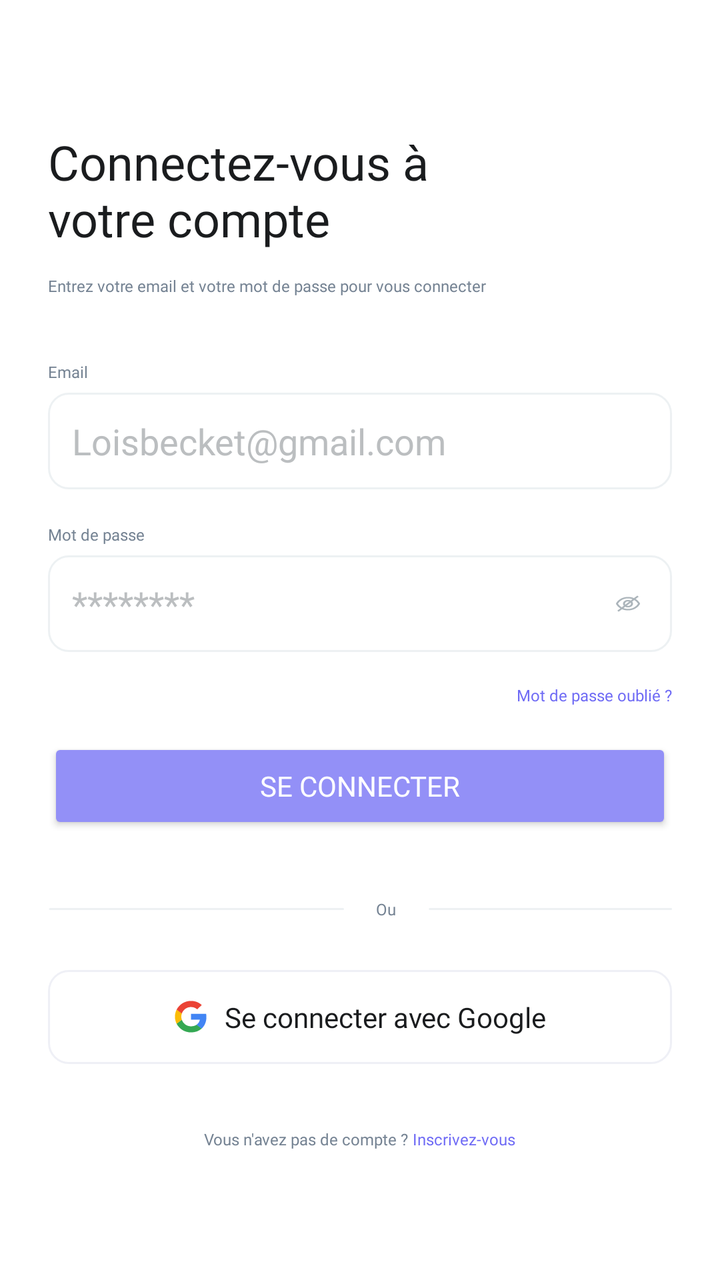
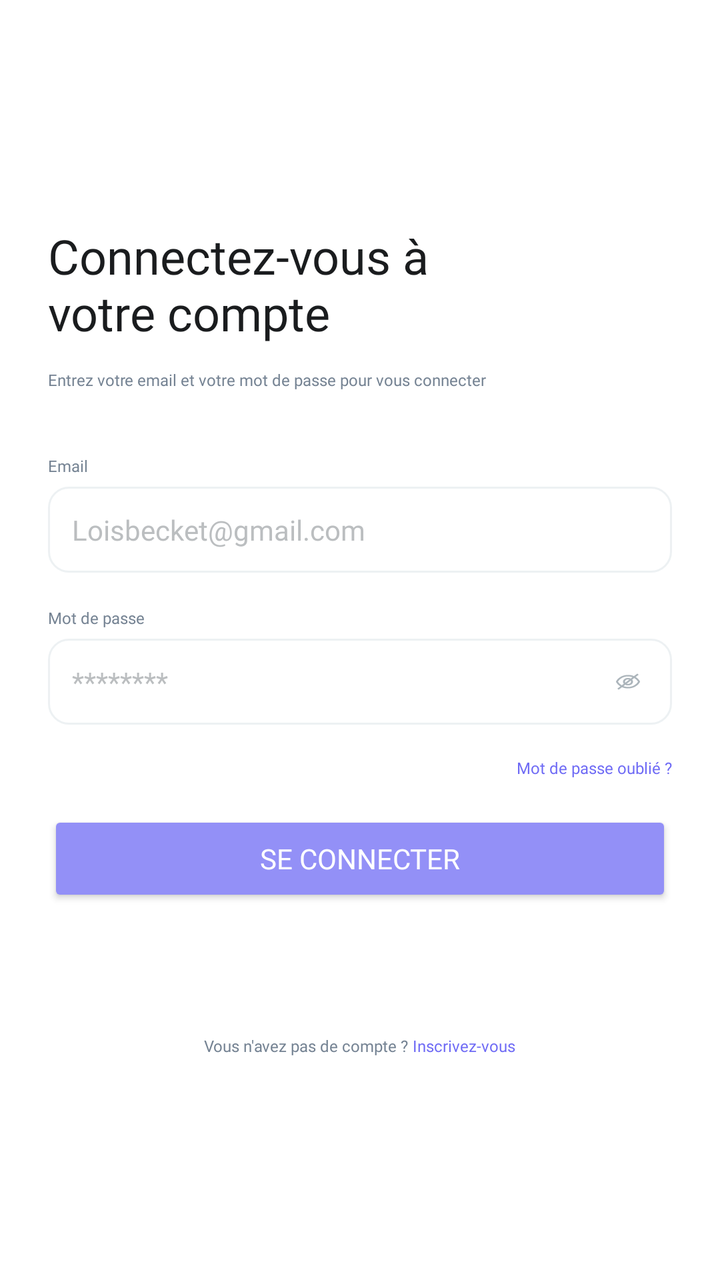

Screens rendered from an Android XML layout before and after an edit, with the pre-edit source and the edit as a unified diff.
<!-- AndroidManifest.xml: application theme Theme.ManagePass -->
<!-- res/layout/activity_sign_in.xml -->
<?xml version="1.0" encoding="utf-8"?>
<androidx.constraintlayout.widget.ConstraintLayout xmlns:android="http://schemas.android.com/apk/res/android"
    xmlns:app="http://schemas.android.com/apk/res-auto"
    xmlns:tools="http://schemas.android.com/tools"
    android:id="@+id/main"
    android:layout_width="match_parent"
    android:layout_height="match_parent"
    tools:context=".SignInActivity" android:background="@color/white">

    <LinearLayout
        android:layout_width="match_parent"
        android:layout_height="match_parent"
        android:orientation="vertical"
        android:layout_marginLeft="24dp" android:layout_marginRight="24dp"  android:gravity="center_vertical">
        
        <TextView
            android:id="@+id/login_page_title"
            style="@style/largebold"
            android:layout_width="wrap_content"
            android:layout_height="wrap_content"
            android:maxWidth="235dp"
            android:text="@string/login_page_title" />
        
        <TextView
            android:id="@+id/login_page_sous_title"
            style="@style/xs_medium"
            android:layout_width="wrap_content"
            android:layout_height="wrap_content"
            android:layout_marginTop="12dp"
            android:text="@string/login_page_sous_title" />
        
        <TextView
            android:id="@+id/email_label"
            style="@style/xs_medium"
            android:layout_width="wrap_content"
            android:layout_height="wrap_content"
            android:layout_marginTop="32dp"
            android:layout_marginBottom="5dp"
            android:text="@string/login_page_label_email" />
        
        <EditText
            android:id="@+id/sign_in_email_input"
            android:layout_width="match_parent"
            android:layout_height="wrap_content"
            android:background="@drawable/edit_text_border"
            android:hint="@string/login_page_placeholder_email"
            android:padding="12dp"
            android:textColorHint="@color/gray_placeholder" />
        
        <TextView
            android:id="@+id/password_label"
            style="@style/xs_medium"
            android:layout_width="wrap_content"
            android:layout_height="wrap_content"
            android:layout_marginTop="17dp"
            android:layout_marginBottom="5dp"
            android:text="@string/login_page_label_password" />
        

        <RelativeLayout
            android:layout_width="match_parent"
            android:layout_height="wrap_content"
            >
            
            <EditText
                android:id="@+id/password_input"
                android:layout_width="match_parent"
                android:layout_height="wrap_content"
                android:hint="@string/login_page_placeholder_password"
                android:padding="12dp"
                android:inputType="textPassword"
                android:textColorHint="@color/gray_placeholder" android:background="@drawable/edit_text_border"  />

            
            <ImageView
                android:id="@+id/eye_icon"
                android:layout_width="24dp"
                android:layout_height="wrap_content"
                android:layout_alignParentEnd="true"
                android:layout_centerVertical="true"
                android:layout_marginEnd="10dp"
                android:src="@drawable/icon_eye_off"
                android:clickable="true"
                android:focusable="true" />
        </RelativeLayout>

        
        <TextView
            android:id="@+id/forget_text"
            style="@style/xs_Semibold"
            android:layout_width="match_parent"
            android:layout_height="wrap_content"
            android:layout_marginTop="16dp"
            android:layout_marginBottom="16dp"
            android:gravity="end"
            android:text="@string/login_forgot_password"
            android:textColor="@color/bleu_violet" android:clickable="true"
            android:focusable="true"/>
        
        <Button
            android:id="@+id/sign_in_button"
            style="@style/s_semibold_white"
            android:layout_width="match_parent"
            android:layout_height="wrap_content"
            android:layout_marginBottom="32dp"
            android:backgroundTint="@color/mauve_pastel"
            android:text="@string/login_page_button_sign_in" />
        
        <LinearLayout
            android:layout_width="match_parent"
            android:layout_height="wrap_content"
            android:gravity="center_horizontal|center_vertical"
            android:orientation="horizontal">

            <ImageView
                android:layout_width="wrap_content"
                android:layout_height="wrap_content"
                app:srcCompat="@drawable/line" />

            <TextView
                style="@style/xs_regular"
                android:layout_width="wrap_content"
                android:layout_height="wrap_content"
                android:layout_marginStart="16dp"
                android:layout_marginEnd="16dp"
                android:text="@string/text_or" />

            <ImageView
                android:layout_width="wrap_content"
                android:layout_height="wrap_content"
                app:srcCompat="@drawable/line" />
        </LinearLayout>
        
        <LinearLayout
            android:layout_width="match_parent"
            android:layout_height="wrap_content"
            android:layout_marginTop="25dp"
            android:background="@drawable/button_google"
            android:gravity="center"
            android:orientation="horizontal"
            android:padding="14dp">

            <ImageView
                android:layout_width="wrap_content"
                android:layout_height="wrap_content"
                android:layout_marginEnd="8dp"
                android:src="@drawable/icon_google" />

            <TextView
                style="@style/s_semibold_neutral"
                android:layout_width="wrap_content"
                android:layout_height="wrap_content"
                android:text="@string/login_page_button_google" />

        </LinearLayout>
        <LinearLayout
            android:layout_width="match_parent"
            android:layout_height="wrap_content"
            android:orientation="horizontal"
            android:gravity="center"
            android:layout_marginTop="32dp">

            
            <TextView
                android:id="@+id/create_account_text"
                style="@style/xs_medium"
                android:layout_width="wrap_content"
                android:layout_height="wrap_content"
                android:text="@string/login_text_create_account"
                />

            
            <TextView
                android:id="@+id/sign_up_text"
                style="@style/xs_medium"
                android:layout_width="wrap_content"
                android:layout_height="wrap_content"
                android:text="@string/login_text_signup"
                android:layout_marginStart="2dp"
                android:textColor="@color/bleu_violet"
                android:clickable="true"
                android:focusable="true" />
        </LinearLayout>

    </LinearLayout>

</androidx.constraintlayout.widget.ConstraintLayout>
<!-- resources referenced by this layout -->
<resources>
  <color name="bleu_violet">#6F6BF5</color>
  <color name="gray_placeholder">#BBBEC0</color>
  <color name="mauve_pastel">#9390F7</color>
  <color name="white">#FFFFFFFF</color>
  <!-- drawable button_google (drawable) -->
  <?xml version="1.0" encoding="utf-8"?>
  <selector xmlns:android="http://schemas.android.com/apk/res/android">
      <item>
          <shape>
              <solid android:color="#FFFFFF" />
              <stroke
                  android:width="1dp"
                  android:color="#EFF0F6" />
              <corners android:radius="10dp" />
          </shape>
      </item>
  </selector>
  <!-- drawable icon_google (drawable) -->
  <vector xmlns:android="http://schemas.android.com/apk/res/android"
      android:width="18dp"
      android:height="18dp"
      android:viewportWidth="18"
      android:viewportHeight="18">
    <path
        android:pathData="M16.876,9.175C16.876,8.527 16.822,8.055 16.706,7.565H9.162V10.487H13.59C13.501,11.214 13.019,12.307 11.947,13.042L11.932,13.14L14.318,14.951L14.483,14.967C16.001,13.594 16.876,11.572 16.876,9.175Z"
        android:fillColor="#4285F4"/>
    <path
        android:pathData="M9.161,16.875C11.331,16.875 13.152,16.175 14.482,14.967L11.947,13.042C11.268,13.506 10.357,13.83 9.161,13.83C7.036,13.83 5.232,12.456 4.59,10.557L4.495,10.565L2.015,12.446L1.982,12.535C3.304,15.107 6.018,16.875 9.161,16.875Z"
        android:fillColor="#34A853"/>
    <path
        android:pathData="M4.59,10.557C4.42,10.068 4.322,9.542 4.322,9C4.322,8.457 4.42,7.932 4.581,7.442L4.577,7.338L2.065,5.427L1.983,5.465C1.438,6.532 1.126,7.731 1.126,9C1.126,10.269 1.438,11.467 1.983,12.535L4.59,10.557Z"
        android:fillColor="#FBBC05"/>
    <path
        android:pathData="M9.161,4.17C10.67,4.17 11.688,4.809 12.268,5.343L14.536,3.172C13.143,1.904 11.331,1.125 9.161,1.125C6.018,1.125 3.304,2.892 1.982,5.465L4.581,7.442C5.232,5.544 7.036,4.17 9.161,4.17Z"
        android:fillColor="#EB4335"/>
  </vector>
  <!-- drawable line (drawable) -->
  <vector xmlns:android="http://schemas.android.com/apk/res/android"
      android:width="148dp"
      android:height="1dp"
      android:viewportWidth="148"
      android:viewportHeight="1">
    <path
        android:strokeWidth="1"
        android:pathData="M1,0.5L147.5,0.5"
        android:fillColor="#00000000"
        android:strokeColor="#EDF1F3"
        android:strokeLineCap="round"/>
  </vector>
  <string name="login_forgot_password">Mot de passe oublié ?</string>
  <string name="login_page_button_google">Se connecter avec Google</string>
  <string name="login_page_button_sign_in">Se connecter</string>
  <string name="login_page_label_email">Email</string>
  <string name="login_page_label_password">Mot de passe</string>
  <string name="login_page_placeholder_email">Loisbecket@gmail.com</string>
  <string name="login_page_placeholder_password">********</string>
  <string name="login_page_sous_title">Entrez votre email et votre mot de passe pour vous connecter</string>
  <string name="login_page_title">Connectez-vous à votre compte</string>
  <string name="login_text_create_account">Vous n\'avez pas de compte ? </string>
  <string name="login_text_signup">Inscrivez-vous</string>
  <string name="text_or">Ou</string>
  <style name="s_semibold_neutral" parent="lexend_semibold">
          <item name="android:textColor">@color/neutral</item>
          <item name="android:textSize">14dp</item>
      </style>
  <style name="xs_regular" parent="lexend_regular">
          <item name="android:textColor">@color/gris_ardoise</item>
          <item name="android:textSize">8dp</item>
      </style>
  <style name="Theme.ManagePass" parent="Base.Theme.ManagePass" />
  <style name="lexend_bold">
          <item name="android:fontFamily">@font/lexendbold</item>
      </style>
  <color name="neutral">#1A1C1E</color>
  <color name="gris_ardoise">#758393</color>
  <style name="lexend_regular">
          <item name="android:fontFamily">@font/lexendregular</item>
      </style>
  <!-- unchanged entries left out for length: 9 -->
</resources>

<!-- the commit's change to res/layout/activity_sign_in.xml (unified diff, before → after) -->
@@ -43,7 +43,7 @@
             android:layout_width="match_parent"
             android:layout_height="wrap_content"
             android:background="@drawable/edit_text_border"
-            android:hint="@string/login_page_placeholder_email"
+            android:hint="@string/login_page_placeholder_email" style="@style/s_medium_grey_neutral"
             android:padding="12dp"
             android:textColorHint="@color/gray_placeholder" />
         
@@ -69,6 +69,7 @@
                 android:hint="@string/login_page_placeholder_password"
                 android:padding="12dp"
                 android:inputType="textPassword"
+                style="@style/s_medium_grey_neutral"
                 android:textColorHint="@color/gray_placeholder" android:background="@drawable/edit_text_border"  />
 
             
@@ -105,54 +106,6 @@
             android:layout_marginBottom="32dp"
             android:backgroundTint="@color/mauve_pastel"
             android:text="@string/login_page_button_sign_in" />
-        
-        <LinearLayout
-            android:layout_width="match_parent"
-            android:layout_height="wrap_content"
-            android:gravity="center_horizontal|center_vertical"
-            android:orientation="horizontal">
-
-            <ImageView
-                android:layout_width="wrap_content"
-                android:layout_height="wrap_content"
-                app:srcCompat="@drawable/line" />
-
-            <TextView
-                style="@style/xs_regular"
-                android:layout_width="wrap_content"
-                android:layout_height="wrap_content"
-                android:layout_marginStart="16dp"
-                android:layout_marginEnd="16dp"
-                android:text="@string/text_or" />
-
-            <ImageView
-                android:layout_width="wrap_content"
-                android:layout_height="wrap_content"
-                app:srcCompat="@drawable/line" />
-        </LinearLayout>
-        
-        <LinearLayout
-            android:layout_width="match_parent"
-            android:layout_height="wrap_content"
-            android:layout_marginTop="25dp"
-            android:background="@drawable/button_google"
-            android:gravity="center"
-            android:orientation="horizontal"
-            android:padding="14dp">
-
-            <ImageView
-                android:layout_width="wrap_content"
-                android:layout_height="wrap_content"
-                android:layout_marginEnd="8dp"
-                android:src="@drawable/icon_google" />
-
-            <TextView
-                style="@style/s_semibold_neutral"
-                android:layout_width="wrap_content"
-                android:layout_height="wrap_content"
-                android:text="@string/login_page_button_google" />
-
-        </LinearLayout>
         <LinearLayout
             android:layout_width="match_parent"
             android:layout_height="wrap_content"
<!-- resource entries referenced after the edit -->
@@ -4,53 +4,7 @@
   <color name="gray_placeholder">#BBBEC0</color>
   <color name="mauve_pastel">#9390F7</color>
   <color name="white">#FFFFFFFF</color>
-  <!-- drawable button_google (drawable) -->
-  <?xml version="1.0" encoding="utf-8"?>
-  <selector xmlns:android="http://schemas.android.com/apk/res/android">
-      <item>
-          <shape>
-              <solid android:color="#FFFFFF" />
-              <stroke
-                  android:width="1dp"
-                  android:color="#EFF0F6" />
-              <corners android:radius="10dp" />
-          </shape>
-      </item>
-  </selector>
-  <!-- drawable icon_google (drawable) -->
-  <vector xmlns:android="http://schemas.android.com/apk/res/android"
-      android:width="18dp"
-      android:height="18dp"
-      android:viewportWidth="18"
-      android:viewportHeight="18">
-    <path
-        android:pathData="M16.876,9.175C16.876,8.527 16.822,8.055 16.706,7.565H9.162V10.487H13.59C13.501,11.214 13.019,12.307 11.947,13.042L11.932,13.14L14.318,14.951L14.483,14.967C16.001,13.594 16.876,11.572 16.876,9.175Z"
-        android:fillColor="#4285F4"/>
-    <path
-        android:pathData="M9.161,16.875C11.331,16.875 13.152,16.175 14.482,14.967L11.947,13.042C11.268,13.506 10.357,13.83 9.161,13.83C7.036,13.83 5.232,12.456 4.59,10.557L4.495,10.565L2.015,12.446L1.982,12.535C3.304,15.107 6.018,16.875 9.161,16.875Z"
-        android:fillColor="#34A853"/>
-    <path
-        android:pathData="M4.59,10.557C4.42,10.068 4.322,9.542 4.322,9C4.322,8.457 4.42,7.932 4.581,7.442L4.577,7.338L2.065,5.427L1.983,5.465C1.438,6.532 1.126,7.731 1.126,9C1.126,10.269 1.438,11.467 1.983,12.535L4.59,10.557Z"
-        android:fillColor="#FBBC05"/>
-    <path
-        android:pathData="M9.161,4.17C10.67,4.17 11.688,4.809 12.268,5.343L14.536,3.172C13.143,1.904 11.331,1.125 9.161,1.125C6.018,1.125 3.304,2.892 1.982,5.465L4.581,7.442C5.232,5.544 7.036,4.17 9.161,4.17Z"
-        android:fillColor="#EB4335"/>
-  </vector>
-  <!-- drawable line (drawable) -->
-  <vector xmlns:android="http://schemas.android.com/apk/res/android"
-      android:width="148dp"
-      android:height="1dp"
-      android:viewportWidth="148"
-      android:viewportHeight="1">
-    <path
-        android:strokeWidth="1"
-        android:pathData="M1,0.5L147.5,0.5"
-        android:fillColor="#00000000"
-        android:strokeColor="#EDF1F3"
-        android:strokeLineCap="round"/>
-  </vector>
   <string name="login_forgot_password">Mot de passe oublié ?</string>
-  <string name="login_page_button_google">Se connecter avec Google</string>
   <string name="login_page_button_sign_in">Se connecter</string>
   <string name="login_page_label_email">Email</string>
   <string name="login_page_label_password">Mot de passe</string>
@@ -60,24 +14,18 @@
   <string name="login_page_title">Connectez-vous à votre compte</string>
   <string name="login_text_create_account">Vous n\'avez pas de compte ? </string>
   <string name="login_text_signup">Inscrivez-vous</string>
-  <string name="text_or">Ou</string>
-  <style name="s_semibold_neutral" parent="lexend_semibold">
-          <item name="android:textColor">@color/neutral</item>
+  <style name="s_medium_grey_neutral" parent="lexend_medium">
+          <item name="android:textColor">@color/grey_neutral</item>
+          <item name="hintTextColor">@color/grey_neutral</item>
           <item name="android:textSize">14dp</item>
-      </style>
-  <style name="xs_regular" parent="lexend_regular">
-          <item name="android:textColor">@color/gris_ardoise</item>
-          <item name="android:textSize">8dp</item>
       </style>
   <style name="Theme.ManagePass" parent="Base.Theme.ManagePass" />
   <style name="lexend_bold">
           <item name="android:fontFamily">@font/lexendbold</item>
       </style>
   <color name="neutral">#1A1C1E</color>
+  <color name="grey_neutral">#526578</color>
   <color name="gris_ardoise">#758393</color>
-  <style name="lexend_regular">
-          <item name="android:fontFamily">@font/lexendregular</item>
-      </style>
   <!-- unchanged entries left out for length: 9 -->
 </resources>
 
